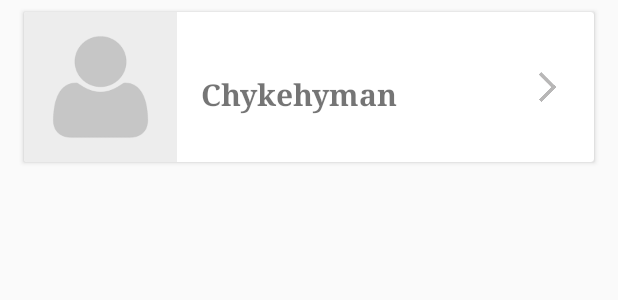
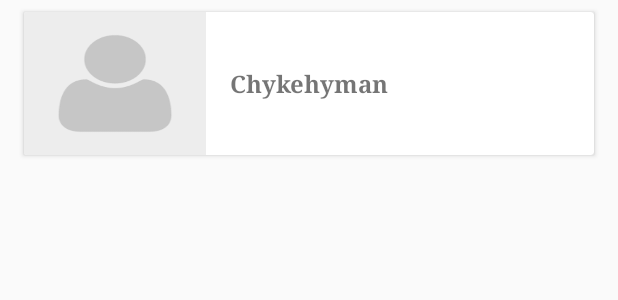
Before and after one commit to chykehyman/FindJavaDevelopers, an Android app: the layout user_row.xml on its own in the app's theme, with its tools: preview values and no code run, on a phone screen of 412 x 824 dp. Shown: the top 300 px of the screen. Run offline under Robolectric (Android 15) with nearby library versions, the phone set to English and light mode, and no system bars.

Commit message:
feat(ui/ux): improve UI/UX experience
- implement grid view layout for developers list
- implement progress dialog
- implement swipe on refresh

[Starts #156037248]

```diff
--- a/app/src/main/res/layout/user_row.xml
+++ b/app/src/main/res/layout/user_row.xml
@@ -5,7 +5,7 @@
     xmlns:app="http://schemas.android.com/apk/res-auto"
     xmlns:tools="http://schemas.android.com/tools"
     android:layout_width="match_parent"
-    android:layout_height="100dp"
+    android:layout_height="95dp"
     android:layout_marginLeft="16dp"
     android:layout_marginRight="16dp"
     android:layout_marginTop="8dp"
@@ -24,41 +24,22 @@
             android:layout_height="match_parent"
             android:layout_marginEnd="16dp"
             android:layout_marginRight="16dp"
-            android:layout_weight="2"
+            android:layout_weight="1"
             android:contentDescription="@string/profile_image_description"
             android:scaleType="fitXY"
             tools:src="@drawable/no_profile"
         />
 
-        <RelativeLayout
+        <TextView
+            android:id="@+id/username"
             android:layout_width="0dp"
             android:layout_height="match_parent"
-            android:layout_weight="4">
-
-            <TextView
-                android:id="@+id/username"
-                android:layout_width="wrap_content"
-                android:layout_height="match_parent"
-                android:layout_marginTop="10dp"
-                android:fontFamily="serif"
-                tools:text="@string/username"
-                android:textSize="20sp"
-                android:textStyle="bold"
-                android:gravity="center_vertical"
-            />
-
-
-        </RelativeLayout>
-
-        <ImageView
-            android:layout_width="0dp"
-            android:layout_height="20dp"
-            android:layout_gravity="center_vertical"
-            android:layout_marginEnd="5dp"
-            android:layout_marginRight="5dp"
-            android:layout_weight="1"
-            android:contentDescription="@string/arrow_image_description"
-            tools:src="@drawable/arrow"
+            android:layout_weight="2"
+            android:fontFamily="serif"
+            tools:text="@string/username"
+            android:textSize="16sp"
+            android:textStyle="bold"
+            android:gravity="center_vertical"
         />
 
     </LinearLayout>
```
Also changed, not shown: app/src/main/java/com/andela/android/javadevelopers/view/MainActivity.java (+38 -2 lines), app/src/main/res/layout/activity_main.xml (+13 -5 lines).
